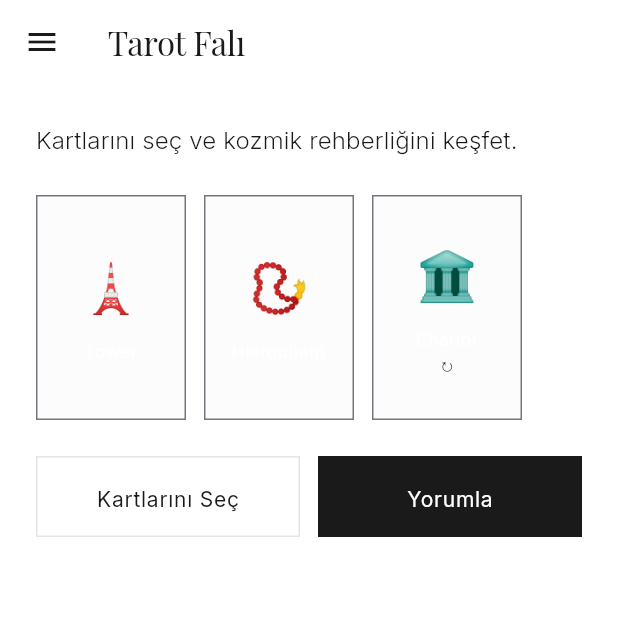
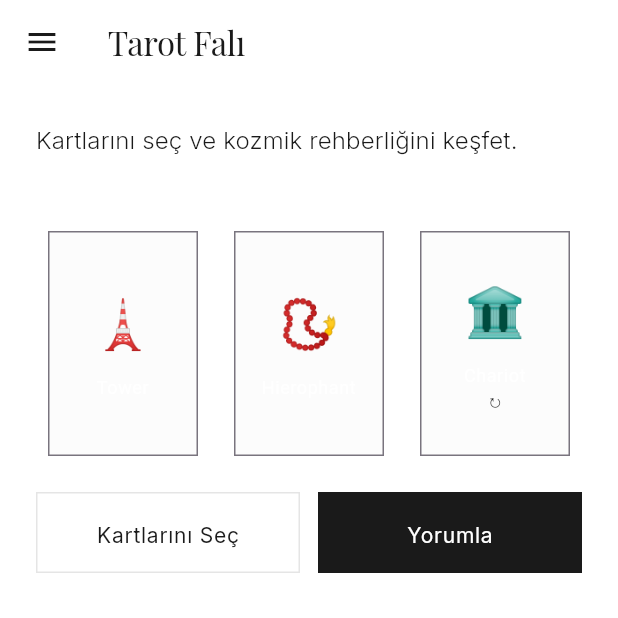
Before and after one commit to furkanavcilar/kismetly, a Flutter app: the TarotReadingScreen screen opened directly with empty values, after a tap on "Kartlarını Seç", on a phone screen of 412 x 824 dp, the top half of it. Run offline on Flutter 3.47's test engine with Material 3 defaults, Android fonts, the light colour scheme and no system bars; our stand-ins replace cloud_firestore, firebase_auth, firebase_core, flutter_local_notifications, geocoding, geolocator and 5 more; missing offline and left inert: purchases_flutter; accounts and stored records are empty; statements that could not run were skipped.

Commit message:
AI, notification, horoscope, tarot, palm reading, settings, profile, bugfix and performance improvements

```diff
--- a/lib/l10n/app_localizations.dart
+++ b/lib/l10n/app_localizations.dart
@@ -1396,6 +1396,54 @@ abstract class AppLocalizations {
   /// In en, this message translates to:
   /// **'Cache cleared'**
   String get settingsCacheCleared;
+
+  /// No description provided for @settingsLanguage.
+  ///
+  /// In en, this message translates to:
+  /// **'Language'**
+  String get settingsLanguage;
+
+  /// No description provided for @settingsLanguageTurkish.
+  ///
+  /// In en, this message translates to:
+  /// **'Turkish'**
+  String get settingsLanguageTurkish;
+
+  /// No description provided for @settingsLanguageEnglish.
+  ///
+  /// In en, this message translates to:
+  /// **'English'**
+  String get settingsLanguageEnglish;
+
+  /// No description provided for @settingsLanguageChanged.
+  ///
+  /// In en, this message translates to:
+  /// **'Language changed. Please restart the app.'**
+  String get settingsLanguageChanged;
+
+  /// No description provided for @settingsPurchases.
+  ///
+  /// In en, this message translates to:
+  /// **'Purchases'**
+  String get settingsPurchases;
+
+  /// No description provided for @settingsRestorePurchases.
+  ///
+  /// In en, this message translates to:
+  /// **'Restore Purchases'**
+  String get settingsRestorePurchases;
+
+  /// No description provided for @settingsRestorePurchasesDesc.
+  ///
+  /// In en, this message translates to:
+  /// **'Restore your previous purchases'**
+  String get settingsRestorePurchasesDesc;
+
+  /// No description provided for @errorConnectionDesc.
+  ///
+  /// In en, this message translates to:
+  /// **'Please check your internet connection'**
+  String get errorConnectionDesc;
 }
 
 class _AppLocalizationsDelegate extends LocalizationsDelegate<AppLocalizations> {
--- a/lib/main.dart
+++ b/lib/main.dart
@@ -46,23 +46,35 @@ class _KismetlyAppState extends State<KismetlyApp> {
   void initState() {
     super.initState();
     _loadThemeMode();
+    // Listen for theme changes
+    _startThemeListener();
+  }
+
+  void _startThemeListener() async {
+    final prefs = await SharedPreferences.getInstance();
+    // Poll for theme changes every 500ms when app is active
+    // In production, could use a ValueNotifier or similar
+    Future.delayed(const Duration(milliseconds: 500), () {
+      if (mounted) {
+        _loadThemeMode();
+        _startThemeListener();
+      }
+    });
   }
 
   Future<void> _loadThemeMode() async {
     final prefs = await SharedPreferences.getInstance();
     final themeModeIndex = prefs.getInt('theme_mode') ?? 0;
-    if (mounted) {
+    final newMode = ThemeMode.values[themeModeIndex.clamp(0, 2)];
+    if (mounted && _themeMode != newMode) {
       setState(() {
-        _themeMode = ThemeMode.values[themeModeIndex.clamp(0, 2)];
+        _themeMode = newMode;
       });
     }
   }
 
   @override
   Widget build(BuildContext context) {
-    // Reload theme mode on each build to catch changes from Settings
-    _loadThemeMode();
-
     return AnimatedBuilder(
       animation: widget.localeProvider,
       builder: (context, _) {
--- a/lib/screens/tarot_reading_screen.dart
+++ b/lib/screens/tarot_reading_screen.dart
@@ -155,17 +155,61 @@ class _TarotReadingScreenState extends State<TarotReadingScreen> {
             ),
             const SizedBox(height: 24),
             if (_drawnCards != null && _drawnCards!.isNotEmpty) ...[
-              Wrap(
-                spacing: 12,
-                runSpacing: 12,
-                children: _drawnCards!.map((dc) {
-                  final label = dc.card.labelFor(locale.languageCode);
-                  return _TarotCardWidget(
-                    label: label,
-                    reversed: dc.reversed,
-                    emoji: dc.card.emoji,
-                  );
-                }).toList(),
+              // 3-card spread: Past - Present - Future
+              Row(
+                mainAxisAlignment: MainAxisAlignment.spaceEvenly,
+                children: [
+                  Expanded(
+                    child: Column(
+                      children: [
+                        Text(
+                          locale.languageCode == 'tr' ? 'Geçmiş' : 'Past',
+                          style: theme.textTheme.labelMedium,
+                        ),
+                        const SizedBox(height: 8),
+                        _TarotCardWidget(
+                          label: _drawnCards![0].card.labelFor(locale.languageCode),
+                          reversed: _drawnCards![0].reversed,
+                          emoji: _drawnCards![0].card.emoji,
+                        ),
+                      ],
+                    ),
+                  ),
+                  const SizedBox(width: 8),
+                  Expanded(
+                    child: Column(
+                      children: [
+                        Text(
+                          locale.languageCode == 'tr' ? 'Bugün' : 'Today',
+                          style: theme.textTheme.labelMedium,
+                        ),
+                        const SizedBox(height: 8),
+                        _TarotCardWidget(
+                          label: _drawnCards![1].card.labelFor(locale.languageCode),
+                          reversed: _drawnCards![1].reversed,
+                          emoji: _drawnCards![1].card.emoji,
+                        ),
+                      ],
+                    ),
+                  ),
+                  const SizedBox(width: 8),
+                  Expanded(
+                    child: Column(
+                      children: [
+                        Text(
+                          locale.languageCode == 'tr' ? 'Gelecek' : 'Future',
+                          style: theme.textTheme.labelMedium,
+                        ),
+                        const SizedBox(height: 8),
+                        _TarotCardWidget(
+                          label: _drawnCards![2].card.labelFor(locale.languageCode),
+                          reversed: _drawnCards![2].reversed,
+                          emoji: _drawnCards![2].card.emoji,
+                        ),
+                      ],
+                    ),
+                  ),
+                ],
               ),
               const SizedBox(height: 24),
             ],
```
Also changed, not shown: lib/l10n/app_en.arb (+9 -1 lines), lib/l10n/app_localizations_en.dart (+24 -0 lines), lib/l10n/app_localizations_tr.dart (+24 -0 lines), lib/l10n/app_tr.arb (+9 -1 lines), lib/screens/horoscopes_list_screen.dart (+9 -3 lines), lib/screens/settings_screen.dart (+57 -0 lines), lib/screens/zodiac_sign_detail_screen.dart (+13 -6 lines), lib/services/monetization/monetization_service.dart (+19 -0 lines), lib/services/notification_service.dart (+7 -3 lines), 2 other files.
